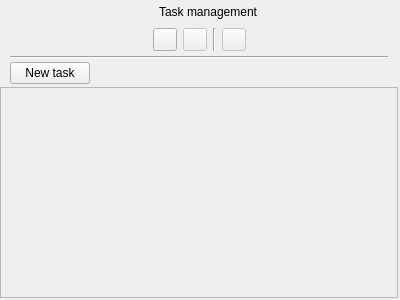
Old version of the form ui/board_view.ui in the repository zkovari/plotlyst.
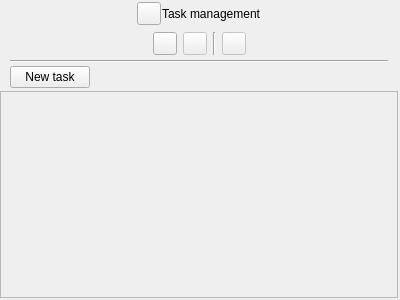
New version of the form.

```diff
--- a/ui/board_view.ui
+++ b/ui/board_view.ui
@@ -49,9 +49,6 @@
       </property>
       <item>
        <widget class="QToolButton" name="iconBoard">
-        <property name="styleSheet">
-         <string notr="true">border: 0px;</string>
-        </property>
         <property name="text">
          <string/>
         </property>
@@ -290,7 +287,7 @@
         <x>0</x>
         <y>0</y>
         <width>396</width>
-        <height>209</height>
+        <height>205</height>
        </rect>
       </property>
       <layout class="QVBoxLayout" name="verticalLayout_2">
```
Left out of the diff: 3 changed lines with no effect on the pictures.
